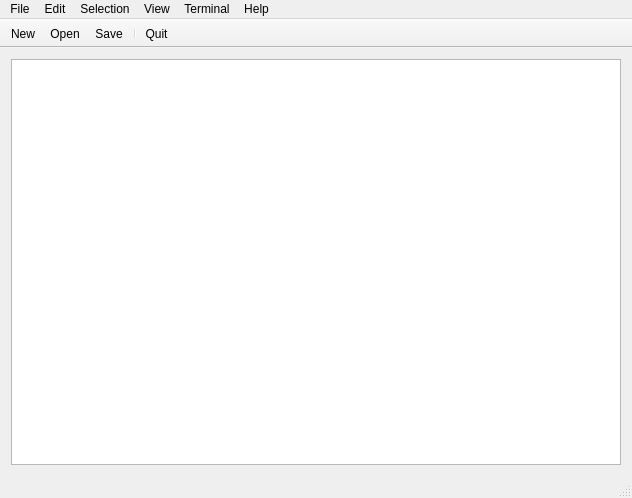
Before: the Qt Designer form texteditor.ui in anshuman8800/IDE_TDP-Vista, drawn with Qt 5.
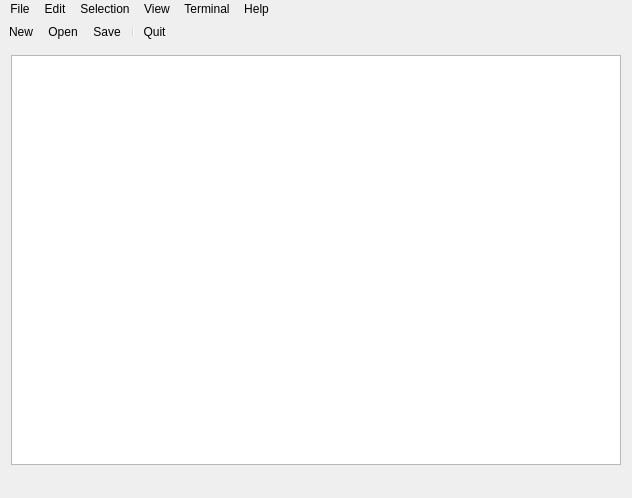
After: the same form once the commit is applied. Icons and pictures are not drawn.

Patch:
```diff
--- a/texteditor.ui
+++ b/texteditor.ui
@@ -23,13 +23,20 @@
   <property name="statusTip">
    <string/>
   </property>
+  <property name="styleSheet">
+   <string notr="true">border-color: rgb(85, 87, 83);</string>
+  </property>
   <widget class="QWidget" name="centralWidget">
    <property name="enabled">
     <bool>true</bool>
    </property>
    <layout class="QHBoxLayout" name="horizontalLayout">
     <item>
-     <widget class="QTextEdit" name="textEdit"/>
+     <widget class="QTextEdit" name="textEdit">
+      <property name="styleSheet">
+       <string notr="true"/>
+      </property>
+     </widget>
     </item>
    </layout>
   </widget>
```
Left out of the diff: 112 changed lines with no effect on the pictures.
